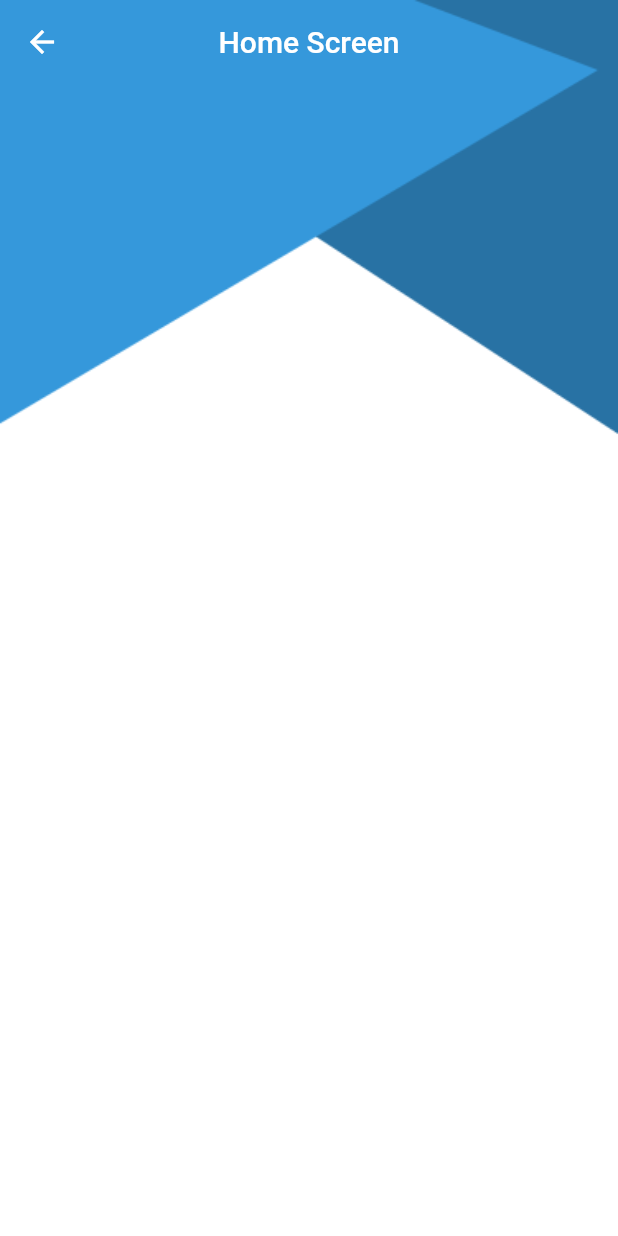
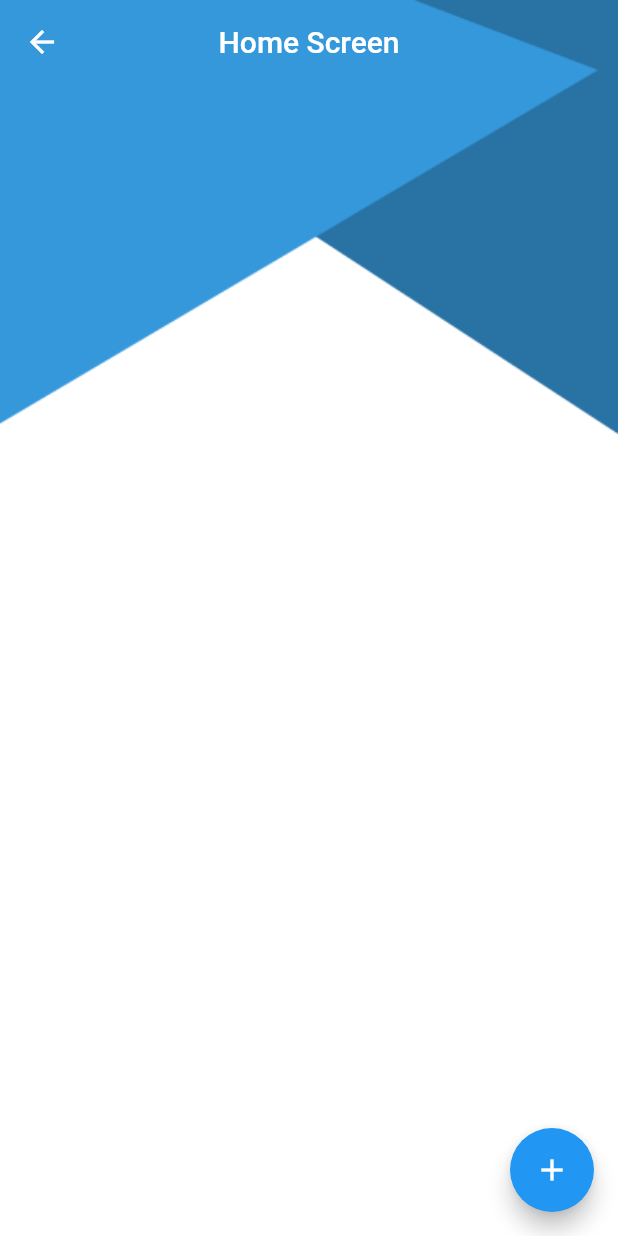
Before and after one commit to Adham-yacout/chat-rooms-flutter, a Flutter app: the Homescreen screen opened by its route, on a phone screen of 412 x 824 dp. Run offline on Flutter 3.47's test engine with Material 2 defaults, Android fonts, the phone set to English and light mode, and no system bars; our stand-ins replace cloud_firestore, firebase_auth, firebase_core; accounts and stored records are empty.

Commit message:
add room ui,home screen added button to navigate to add room

```diff
--- a/lib/home/Homescreen.dart
+++ /dev/null
@@ -1,31 +0,0 @@
-import 'package:flutter/cupertino.dart';
-import 'package:flutter/material.dart';
-
-class Homescreen extends StatelessWidget {
-  static const String routeName = 'homescreen';
-  @override
-  Widget build(BuildContext context) {
-    return Stack(
-      children: [
-        Container(
-          color: Colors.white,
-        ),
-        Image(
-          image: AssetImage('assets/images/background.png'),
-          fit: BoxFit.fill,
-          width: double.infinity,
-        ),
-        Scaffold(
-          resizeToAvoidBottomInset: false,
-          backgroundColor: Colors.transparent,
-          appBar: AppBar(
-            elevation: 0,
-            backgroundColor: Colors.transparent,
-            title: Text('Home Screen'),
-            centerTitle: true,
-          ),
-        ),
-      ],
-    );
-  }
-}
--- /dev/null
+++ b/lib/provider/userprovider.dart
@@ -0,0 +1,18 @@
+import 'package:chatroom/database/database_utils.dart';
+import 'package:chatroom/model/myUsers.dart';
+import 'package:firebase_auth/firebase_auth.dart';
+import 'package:flutter/cupertino.dart';
+
+class UserProvider extends ChangeNotifier {
+  MyUsers? user;
+  User? firebaseUser;
+  UserProvider() {
+    firebaseUser = FirebaseAuth.instance.currentUser;
+    inituser();
+  }
+  inituser() async {
+    if (firebaseUser != null) {
+      user = await Databaseutils.getUser(firebaseUser?.uid ?? '');
+    }
+  }
+}
--- /dev/null
+++ b/lib/ui/addroom/AddRoomNavigator.dart
@@ -0,0 +1,3 @@
+abstract class AddRoomNavigator{
+
+}
--- /dev/null
+++ b/lib/ui/addroom/Addroomviewmodel.dart
@@ -0,0 +1,6 @@
+import 'package:chatroom/ui/addroom/AddRoomNavigator.dart';
+import 'package:flutter/cupertino.dart';
+
+class AddRoomViewModel extends ChangeNotifier{
+late AddRoomNavigator navigator;
+}
--- /dev/null
+++ b/lib/ui/home/Homescreen.dart
@@ -0,0 +1,58 @@
+import 'package:chatroom/ui/addroom/addroom.dart';
+import 'package:chatroom/ui/home/home_view_model.dart';
+import 'package:chatroom/ui/home/home_viewmodel_navigator.dart';
+import 'package:flutter/cupertino.dart';
+import 'package:flutter/material.dart';
+import 'package:provider/provider.dart';
+
+class Homescreen extends StatefulWidget {
+  static const String routeName = 'homescreen';
+
+  @override
+  State<Homescreen> createState() => _HomescreenState();
+}
+
+class _HomescreenState extends State<Homescreen> implements HomeNavigator{
+  HomeViewModel viewModel=HomeViewModel();
+  @override
+  void initState() {
+
+    super.initState();
+    viewModel.navigator=this;
+  }
+  @override
+  Widget build(BuildContext context) {
+    return ChangeNotifierProvider(
+      create: (context)=>viewModel,
+      child: Stack(
+        children: [
+          Container(
+            color: Colors.white,
+          ),
+          Image(
+            image: AssetImage('assets/images/background.png'),
+            fit: BoxFit.fill,
+            width: double.infinity,
+          ),
+          Scaffold(
+            resizeToAvoidBottomInset: false,
+            backgroundColor: Colors.transparent,
+            appBar: AppBar(
+              elevation: 0,
+              backgroundColor: Colors.transparent,
+              title: Text('Home Screen'),
+              centerTitle: true,
+            ),
+            floatingActionButton: FloatingActionButton(
+              onPressed: (){
+                Navigator.of(context).pushNamed(Addroom.routeName);
+              },
+              child: Icon(Icons.add),
+            ),
+          ),
+
+        ],
+      ),
+    );
+  }
+}
--- /dev/null
+++ b/lib/ui/home/home_view_model.dart
@@ -0,0 +1,6 @@
+import 'package:chatroom/ui/home/home_viewmodel_navigator.dart';
+import 'package:flutter/cupertino.dart';
+
+class HomeViewModel extends ChangeNotifier{
+late HomeNavigator navigator;
+}
--- /dev/null
+++ b/lib/ui/home/home_viewmodel_navigator.dart
@@ -0,0 +1,3 @@
+abstract class HomeNavigator{
+
+}
--- a/lib/login/login_navigator.dart
+++ b/lib/ui/login/login_navigator.dart
@@ -1,6 +1,8 @@
+import 'package:chatroom/model/myUsers.dart';
+
 abstract class LoginNavigator{
   void showloading();
   void hideloading();
   void showmessage(String message);
-  void gotohomescreen();
+  void gotohomescreen(MyUsers user);
 }
--- a/lib/register/register_navigator.dart
+++ b/lib/ui/register/register_navigator.dart
@@ -1,8 +1,10 @@
+import 'package:chatroom/model/myUsers.dart';
+
 abstract class RegisterNavigator{
   // this is an abstract class works as
   // a middle man between model and view model and ui
 void showloading();
 void  hideloading();
 void showmessage(String message);
-void gotohomescreen();
+void gotohomescreen(MyUsers user);
 }
```
Also changed, not shown: lib/main.dart (+17 -5 lines), lib/model/Category.dart (added, +37 -0 lines), lib/ui/addroom/addroom.dart (added, +166 -0 lines), lib/ui/login/login_screen.dart (renamed from lib/login/login_screen.dart, +12 -5 lines), lib/ui/login/login_view_model.dart (renamed from lib/login/login_view_model.dart, +6 -3 lines), lib/ui/register/register_screen.dart (renamed from lib/register/register_screen.dart, +11 -4 lines), lib/ui/register/register_view_model.dart (renamed from lib/register/register_view_model.dart, +5 -3 lines).
